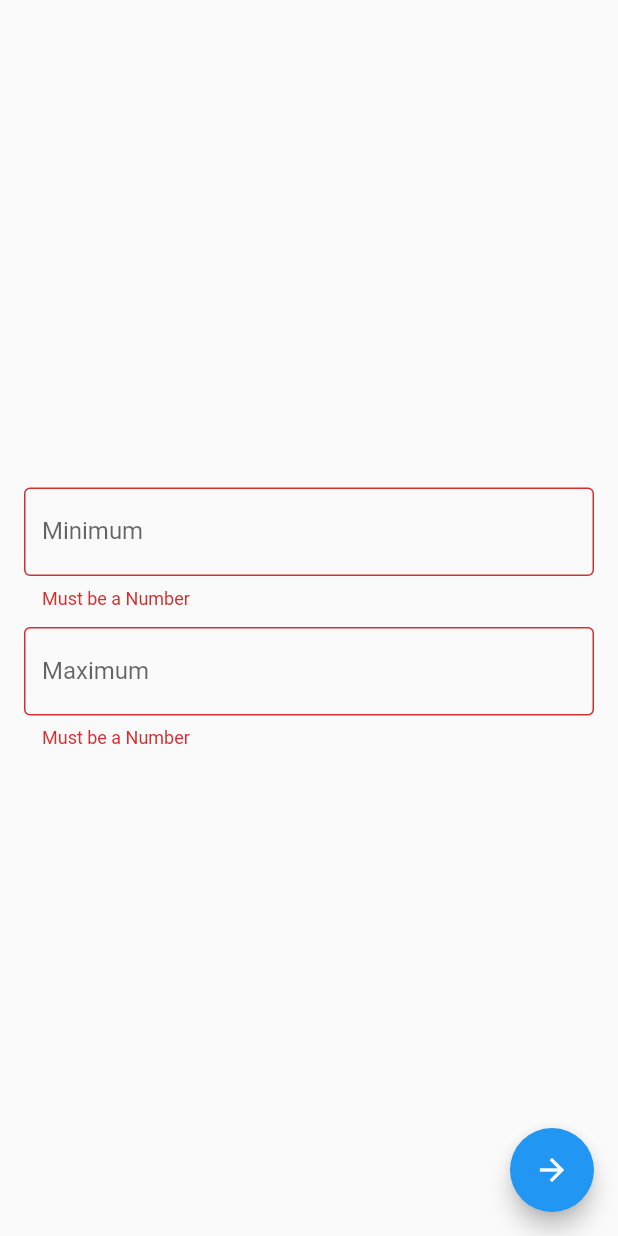
After one commit to NyllRE/flutter_mastering, a Flutter app: the RangeSelectorPage screen opened directly, after a tap on the "arrow forward" icon, on a phone screen of 412 x 824 dp. The commit adds this screen. Run offline on Flutter 3.47's test engine with Material 2 defaults, Android fonts, the phone set to English and light mode, and no system bars.

Commit message:
Forms - Passing Setters

```diff
--- /dev/null
+++ b/lib/range_selector_form.dart
@@ -0,0 +1,74 @@
+import 'package:flutter/material.dart';
+
+typedef IntValueSetter = void Function(int value);
+
+class RangeSelectorForm extends StatelessWidget {
+  const RangeSelectorForm({
+    Key? key,
+    required this.formKey,
+    required this.minValueSetter,
+    required this.maxValueSetter,
+  }) : super(key: key);
+
+  final GlobalKey<FormState> formKey;
+
+  final IntValueSetter minValueSetter;
+  final IntValueSetter maxValueSetter;
+
+  @override
+  Widget build(BuildContext context) {
+    return Form(
+      key: formKey,
+      child: Padding(
+        padding: const EdgeInsets.all(16),
+        child: Column(
+          mainAxisAlignment: MainAxisAlignment.center,
+          children: [
+            RangeSelectorField(
+              labelText: 'Minimum',
+              intValueSetter: minValueSetter,
+            ),
+            const SizedBox(height: 12),
+            RangeSelectorField(
+              labelText: 'Maximum',
+              intValueSetter: maxValueSetter,
+            ),
+          ],
+        ),
+      ),
+    );
+  }
+}
+
+class RangeSelectorField extends StatelessWidget {
+  const RangeSelectorField({
+    Key? key,
+    required this.labelText,
+    required this.intValueSetter,
+  }) : super(key: key);
+
+  final String labelText;
+  final IntValueSetter intValueSetter;
+
+  @override
+  Widget build(BuildContext context) {
+    return TextFormField(
+      decoration: InputDecoration(
+        border: const OutlineInputBorder(),
+        labelText: labelText,
+      ),
+      keyboardType: const TextInputType.numberWithOptions(
+        decimal: false,
+        signed: true,
+      ),
+      validator: (val) {
+        if (val == null || int.tryParse(val) == null) {
+          return 'Must be a Number';
+        } else {
+          return null;
+        }
+      },
+      onSaved: (newValue) => intValueSetter(int.parse(newValue ?? '')),
+    );
+  }
+}
--- a/lib/range_selector_page.dart
+++ b/lib/range_selector_page.dart
@@ -1,13 +1,9 @@
 import 'package:flutter/material.dart';
+import 'package:flutter_mastering/range_selector_form.dart';
+
 
 class RangeSelectorPage extends StatefulWidget {
   const RangeSelectorPage({Key? key}) : super(key: key);
-
-  /*
-  =>> This widget is the home page of your application. It is stateful, meaning that it has a State object (defined below) that contains fields that affect how it looks.
-
-  =>> This class is the configuration for the state. It holds the values (in this case the title) provided by the parent (in this case the App widget) and used by the build method of the State. Fields in a Widget subclass are always marked "final".
-  */
 
   @override
   State<RangeSelectorPage> createState() => _RangeSelectorPageState();
@@ -17,73 +13,25 @@ class _RangeSelectorPageState extends State<RangeSelectorPage> {
   final formKey = GlobalKey<FormState>();
   // ignore: unused_field
   int _min = 0;
-  // ignore: unused_field
   int _max = 0;
 
   @override
   Widget build(BuildContext context) {
     return Scaffold(
-        body: Form(
-          key: formKey,
-          child: Padding(
-            padding: const EdgeInsets.all(16),
-            child: Column(
-              mainAxisAlignment: MainAxisAlignment.center,
-              children: [
-                RangeSelectorField(
-                  labelText: 'Minimum',
-                  intValueSetter: (val) => _min = val,
-                ),
-                SizedBox(height: 12),
-                RangeSelectorField(
-                  labelText: 'Maximum',
-                  intValueSetter: (val) => _max = val,
-                ),
-              ],
-            ),
-          ),
+        body: RangeSelectorForm(
+          formKey: formKey,
+          minValueSetter: (int value) => _min = value,
+          maxValueSetter: (int value) => _max = value,
         ),
         floatingActionButton: FloatingActionButton(
           child: const Icon(Icons.arrow_forward),
           onPressed: () => {
             //==<< Validate the form >>==//
             if (formKey.currentState?.validate() == true)
-              {formKey.currentState?.save()}
+              {formKey.currentState?.save()},
             //==<< Navigate to generator page >>==//
+            debugPrint('$_min - $_max'),
           },
         ));
   }
 }
-
-class RangeSelectorField extends StatelessWidget {
-  const RangeSelectorField({
-    Key? key,
-    required this.labelText,
-    required this.intValueSetter,
-  }) : super(key: key);
-
-  final String labelText;
-  final void Function(int value) intValueSetter;
-
-  @override
-  Widget build(BuildContext context) {
-    return TextFormField(
-      decoration: InputDecoration(
-        border: const OutlineInputBorder(),
-        labelText: labelText,
-      ),
-      keyboardType: const TextInputType.numberWithOptions(
-        decimal: false,
-        signed: true,
-      ),
-      validator: (val) {
-        if (val == null || int.tryParse(val) == null) {
-          return 'Must be a Number';
-        } else {
-          return null;
-        }
-      },
-      onSaved: (newValue) => intValueSetter(int.parse(newValue ?? '')),
-    );
-  }
-}
```
Also changed, not shown: lib/main.dart (+4 -4 lines).
